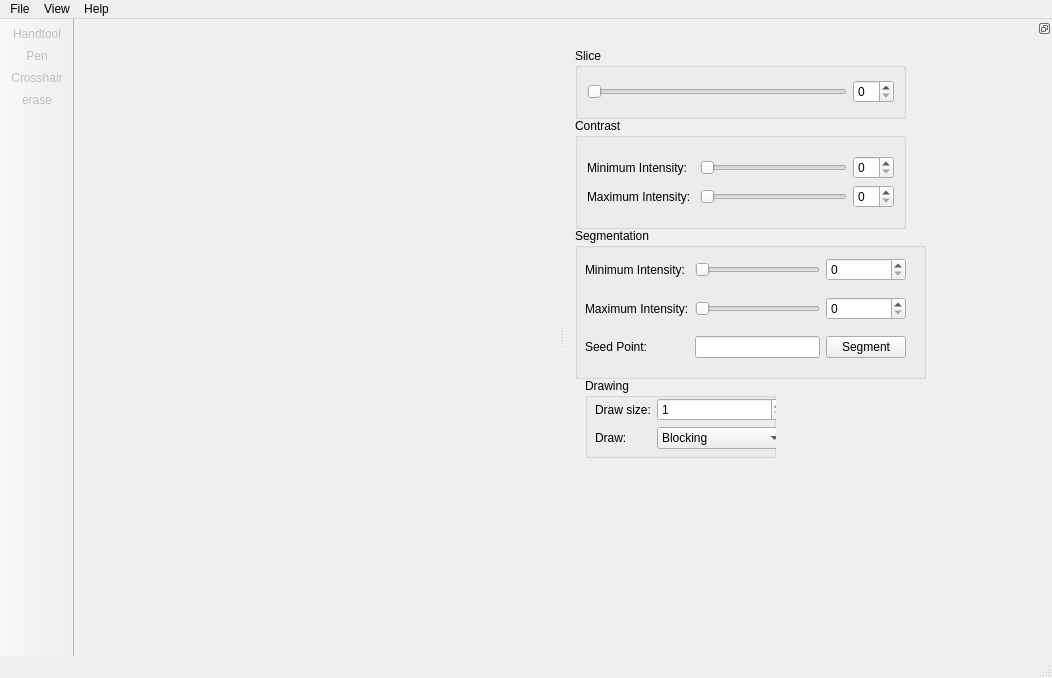
First picture: the form in src/mainwindow.ui, repository delcypher/simi-qt, before the edit.
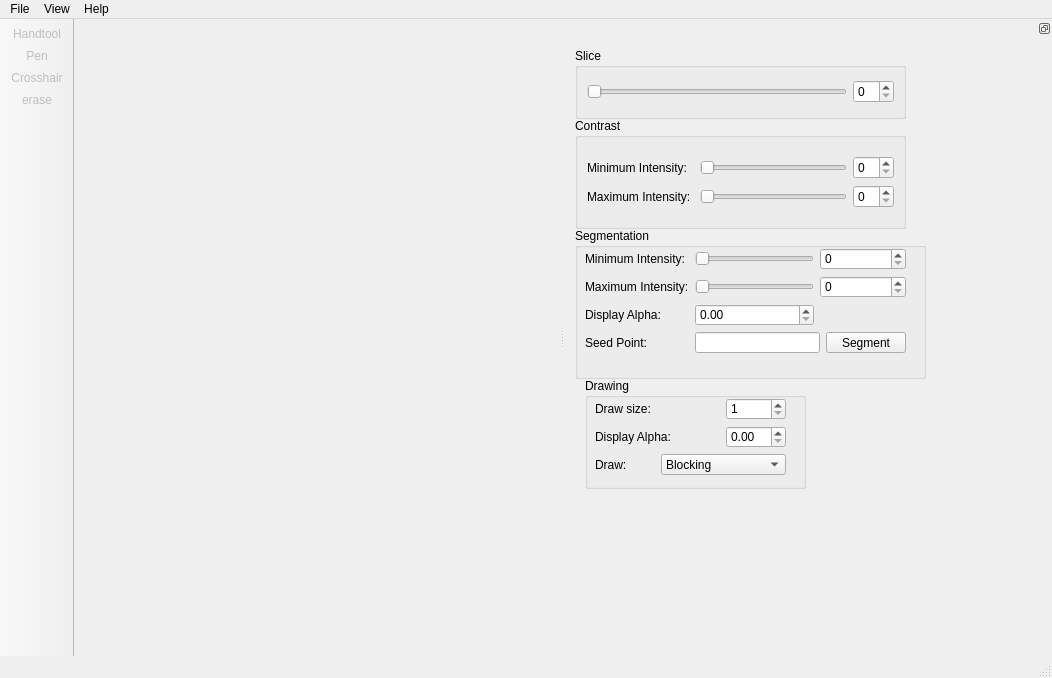
Second picture: the form after the edit. Icons and pictures are not drawn. Custom widgets are drawn as their Qt base class.

Commit message: * Added ability to set alpha of segmentation and blocking from GUI

```diff
--- a/src/mainwindow.ui
+++ b/src/mainwindow.ui
@@ -199,6 +199,89 @@
       </item>
      </layout>
     </widget>
+    <widget class="QGroupBox" name="groupBox">
+     <property name="geometry">
+      <rect>
+       <x>20</x>
+       <y>340</y>
+       <width>221</width>
+       <height>111</height>
+      </rect>
+     </property>
+     <property name="title">
+      <string>Drawing</string>
+     </property>
+     <widget class="QWidget" name="">
+      <property name="geometry">
+       <rect>
+        <x>10</x>
+        <y>20</y>
+        <width>191</width>
+        <height>77</height>
+       </rect>
+      </property>
+      <layout class="QGridLayout" name="gridLayout_6">
+       <item row="0" column="2">
+        <widget class="QSpinBox" name="drawSizeSpinBox">
+         <property name="minimum">
+          <number>1</number>
+         </property>
+         <property name="maximum">
+          <number>20</number>
+         </property>
+         <property name="singleStep">
+          <number>1</number>
+         </property>
+        </widget>
+       </item>
+       <item row="1" column="0" colspan="2">
+        <widget class="QLabel" name="displayAlphaLabel_2">
+         <property name="text">
+          <string>Display Alpha:</string>
+         </property>
+        </widget>
+       </item>
+       <item row="1" column="2">
+        <widget class="QDoubleSpinBox" name="blockingAlphadoubleSpinBox">
+         <property name="maximum">
+          <double>1.000000000000000</double>
+         </property>
+         <property name="singleStep">
+          <double>0.050000000000000</double>
+         </property>
+        </widget>
+       </item>
+       <item row="2" column="0">
+        <widget class="QLabel" name="label_3">
+         <property name="text">
+          <string>Draw:</string>
+         </property>
+        </widget>
+       </item>
+       <item row="2" column="1" colspan="2">
+        <widget class="QComboBox" name="drawOnComboBox">
+         <item>
+          <property name="text">
+           <string>Blocking</string>
+          </property>
+         </item>
+         <item>
+          <property name="text">
+           <string>Segmentation</string>
+          </property>
+         </item>
+        </widget>
+       </item>
+       <item row="0" column="0">
+        <widget class="QLabel" name="label_2">
+         <property name="text">
+          <string>Draw size:</string>
+         </property>
+        </widget>
+       </item>
+      </layout>
+     </widget>
+    </widget>
     <widget class="QGroupBox" name="segmentationGroupBox_2">
      <property name="geometry">
       <rect>
@@ -211,16 +294,23 @@
      <property name="title">
       <string>Segmentation</string>
      </property>
-     <widget class="QWidget" name="layoutWidget">
+     <widget class="QWidget" name="">
       <property name="geometry">
        <rect>
         <x>10</x>
         <y>20</y>
         <width>321</width>
-        <height>121</height>
+        <height>105</height>
        </rect>
       </property>
-      <layout class="QGridLayout" name="gridLayout_6">
+      <layout class="QGridLayout" name="gridLayout_5">
+       <item row="0" column="0">
+        <widget class="QLabel" name="minSegIntensityLabel">
+         <property name="text">
+          <string>Minimum Intensity:</string>
+         </property>
+        </widget>
+       </item>
        <item row="0" column="1">
         <widget class="QSlider" name="minSegIntensitySlider">
          <property name="orientation">
@@ -228,7 +318,7 @@
          </property>
         </widget>
        </item>
-       <item row="0" column="2">
+       <item row="0" column="2" colspan="2">
         <widget class="QSpinBox" name="minSegIntensitySpinBox"/>
        </item>
        <item row="1" column="0">
@@ -245,103 +335,47 @@
          </property>
         </widget>
        </item>
-       <item row="1" column="2">
+       <item row="1" column="2" colspan="2">
         <widget class="QSpinBox" name="maxSegIntensitySpinBox"/>
        </item>
-       <item row="2" column="2">
-        <widget class="QPushButton" name="doSegmentation">
-         <property name="text">
-          <string>Segment</string>
-         </property>
-        </widget>
-       </item>
-       <item row="0" column="0">
-        <widget class="QLabel" name="minSegIntensityLabel">
-         <property name="text">
-          <string>Minimum Intensity:</string>
-         </property>
-        </widget>
-       </item>
        <item row="2" column="0">
+        <widget class="QLabel" name="displayAlphaLabel">
+         <property name="text">
+          <string>Display Alpha:</string>
+         </property>
+        </widget>
+       </item>
+       <item row="2" column="1">
+        <widget class="QDoubleSpinBox" name="segmentationAlphadoubleSpinBox">
+         <property name="maximum">
+          <double>1.000000000000000</double>
+         </property>
+         <property name="singleStep">
+          <double>0.050000000000000</double>
+         </property>
+        </widget>
+       </item>
+       <item row="3" column="0">
         <widget class="QLabel" name="label">
          <property name="text">
           <string>Seed Point:</string>
          </property>
         </widget>
        </item>
-       <item row="2" column="1">
+       <item row="3" column="1" colspan="2">
         <widget class="QLineEdit" name="seedPointLineEdit">
          <property name="readOnly">
           <bool>true</bool>
          </property>
         </widget>
        </item>
-      </layout>
-     </widget>
-    </widget>
-    <widget class="QGroupBox" name="groupBox">
-     <property name="geometry">
-      <rect>
-       <x>20</x>
-       <y>340</y>
-       <width>191</width>
-       <height>80</height>
-      </rect>
-     </property>
-     <property name="title">
-      <string>Drawing</string>
-     </property>
-     <widget class="QWidget" name="layoutWidget1">
-      <property name="geometry">
-       <rect>
-        <x>10</x>
-        <y>20</y>
-        <width>191</width>
-        <height>56</height>
-       </rect>
-      </property>
-      <layout class="QFormLayout" name="formLayout">
-       <item row="0" column="0">
-        <widget class="QLabel" name="label_2">
+       <item row="3" column="3">
+        <widget class="QPushButton" name="doSegmentation">
          <property name="text">
-          <string>Draw size:</string>
+          <string>Segment</string>
          </property>
         </widget>
        </item>
-       <item row="0" column="1">
-        <widget class="QSpinBox" name="drawSizeSpinBox">
-         <property name="minimum">
-          <number>1</number>
-         </property>
-         <property name="maximum">
-          <number>20</number>
-         </property>
-         <property name="singleStep">
-          <number>1</number>
-         </property>
-        </widget>
-       </item>
-       <item row="1" column="0">
-        <widget class="QLabel" name="label_3">
-         <property name="text">
-          <string>Draw:</string>
-         </property>
-        </widget>
-       </item>
-       <item row="1" column="1">
-        <widget class="QComboBox" name="drawOnComboBox">
-         <item>
-          <property name="text">
-           <string>Blocking</string>
-          </property>
-         </item>
-         <item>
-          <property name="text">
-           <string>Segmentation</string>
-          </property>
-         </item>
-        </widget>
-       </item>
       </layout>
      </widget>
     </widget>
```
Left out of the diff: 9 changed lines with no effect on the pictures. The commit also changes 2 other files.
